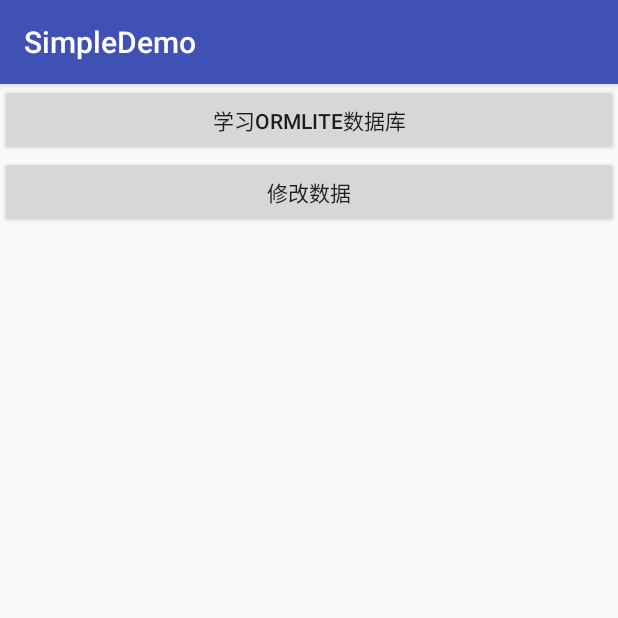
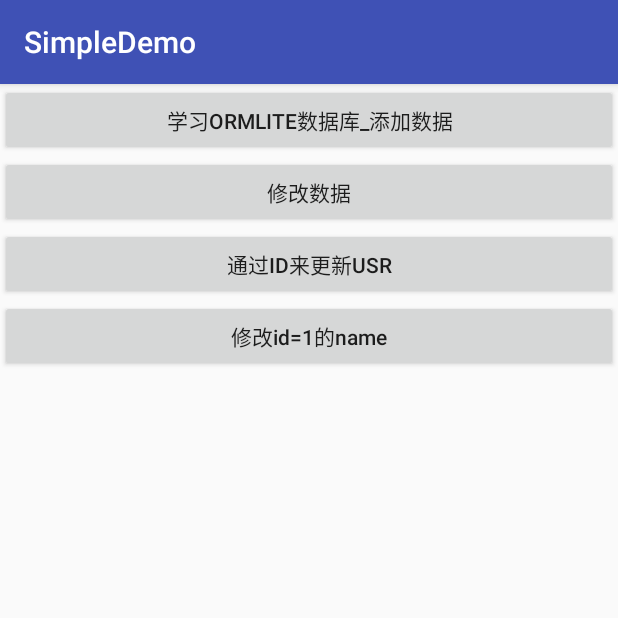
Before and after one commit to dearHaoGeGe/SimpleSample, an Android app: the ORMLiteActivity screen opened directly, with no data from a screen before it, on a phone screen of 412 x 824 dp, the top half of it. Run offline under Robolectric (Android 15) with nearby library versions, the phone set to English and light mode, and no system bars; libraries missing offline, so code that uses them is left out: com.orhanobut.logger.

Commit message:
验证方法

```diff
--- a/app/src/main/java/com/my/simplesampletest/ormlitedemo/ORMLiteActivity.java
+++ b/app/src/main/java/com/my/simplesampletest/ormlitedemo/ORMLiteActivity.java
@@ -6,13 +6,15 @@ import android.widget.Button;
 
 import com.my.simplesampletest.R;
 import com.my.simplesampletest.base.BaseActivity;
+import com.orhanobut.logger.Logger;
 
 /**
  * Created by YJH on 2016/6/17.
  */
 public class ORMLiteActivity extends BaseActivity implements View.OnClickListener {
 
-    private Button btn_add_ORMLiteAct,btn_update_ORMLiteAct;
+    private Button btn_add_ORMLiteAct,btn_update_ORMLiteAct,btn_updateById_ORMLiteAct,
+            btn_updateID_1_ORMLiteAct;
     private UserDao userDao;
 
     @Override
@@ -28,9 +30,13 @@ public class ORMLiteActivity extends BaseActivity implements View.OnClickListene
     public void initView() {
         btn_add_ORMLiteAct = (Button) findViewById(R.id.btn_add_ORMLiteAct);
         btn_update_ORMLiteAct= (Button) findViewById(R.id.btn_update_ORMLiteAct);
+        btn_updateById_ORMLiteAct= (Button) findViewById(R.id.btn_updateById_ORMLiteAct);
+        btn_updateID_1_ORMLiteAct= (Button) findViewById(R.id.btn_updateID_1_ORMLiteAct);
 
         btn_update_ORMLiteAct.setOnClickListener(this);
         btn_add_ORMLiteAct.setOnClickListener(this);
+        btn_updateById_ORMLiteAct.setOnClickListener(this);
+        btn_updateID_1_ORMLiteAct.setOnClickListener(this);
     }
 
     @Override
@@ -62,6 +68,19 @@ public class ORMLiteActivity extends BaseActivity implements View.OnClickListene
                 user7.setId(1);
                 userDao.updateUser(user7);
                 break;
+
+            case R.id.btn_updateById_ORMLiteAct:
+                Logger.d("哈哈",""+6999);
+                User user8 = new User("周YK","蛀虫");
+                user8.setId(6L);
+                userDao.updateUserByID(user8,10L);
+                break;
+
+            case R.id.btn_updateID_1_ORMLiteAct:
+                User user9 = new User("解决了","id = 1");
+                user9.setId(1L);
+                userDao.updateUserByBuilder(user9);
+                break;
         }
     }
 }
--- a/app/src/main/res/layout/activity_ormlite.xml
+++ b/app/src/main/res/layout/activity_ormlite.xml
@@ -8,7 +8,7 @@
         android:id="@+id/btn_add_ORMLiteAct"
         android:layout_width="match_parent"
         android:layout_height="wrap_content"
-        android:text="学习ORMLite数据库" />
+        android:text="学习ORMLite数据库_添加数据" />
 
     <Button
         android:id="@+id/btn_update_ORMLiteAct"
@@ -17,4 +17,20 @@
         android:layout_below="@+id/btn_add_ORMLiteAct"
         android:text="修改数据" />
 
+    <Button
+        android:id="@+id/btn_updateById_ORMLiteAct"
+        android:layout_width="match_parent"
+        android:layout_height="wrap_content"
+        android:layout_below="@+id/btn_update_ORMLiteAct"
+        android:text="通过ID来更新USR" />
+
+    <!--android:textAllCaps="false"  设置英文不大写-->
+    <Button
+        android:id="@+id/btn_updateID_1_ORMLiteAct"
+        android:layout_width="match_parent"
+        android:layout_height="wrap_content"
+        android:layout_below="@+id/btn_updateById_ORMLiteAct"
+        android:text="修改id=1的name"
+        android:textAllCaps="false" />
+
 </RelativeLayout>
```
Also changed, not shown: app/src/main/java/com/my/simplesampletest/ormlitedemo/UserDao.java (+9 -5 lines).
